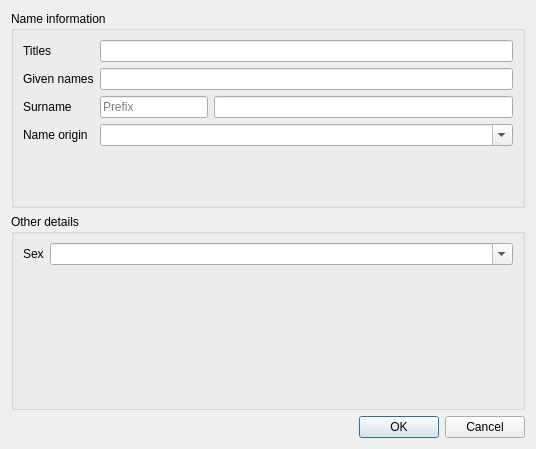
Qt form src/editors/new_person_editor_dialog.ui (niknetniko/opa) before a commit.
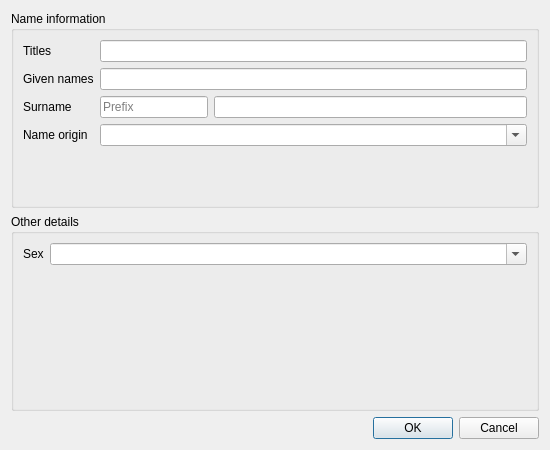
The same form after that commit.

Commit message: Improve signals in event editor dialog

Diff of the .ui file:
```diff
--- a/src/editors/new_person_editor_dialog.ui
+++ b/src/editors/new_person_editor_dialog.ui
@@ -6,8 +6,8 @@
    <rect>
     <x>0</x>
     <y>0</y>
-    <width>536</width>
-    <height>449</height>
+    <width>550</width>
+    <height>450</height>
    </rect>
   </property>
   <property name="windowTitle">
```
The commit also changes 2 other files.
